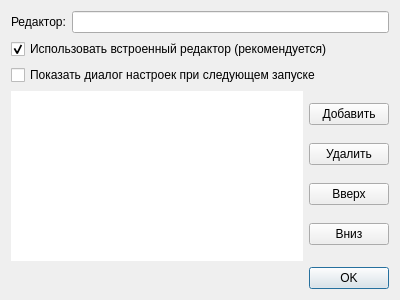
idec-net/cutiefeed, file qtgui-files/clientconfig.ui: the form before one commit.
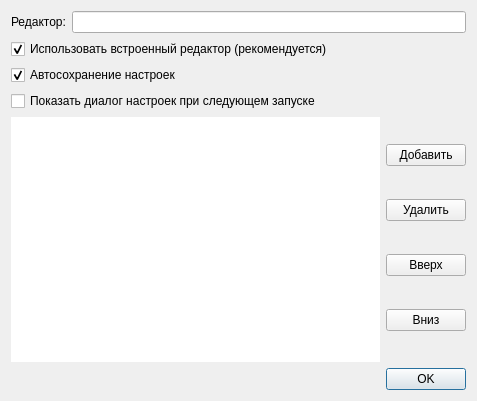
The form after the commit.

Diff of the .ui file:
```diff
--- a/qtgui-files/clientconfig.ui
+++ b/qtgui-files/clientconfig.ui
@@ -9,8 +9,8 @@
    <rect>
     <x>0</x>
     <y>0</y>
-    <width>400</width>
-    <height>300</height>
+    <width>477</width>
+    <height>401</height>
    </rect>
   </property>
   <property name="windowTitle">
@@ -61,6 +61,16 @@
      </property>
     </widget>
    </item>
+   <item>
+    <widget class="QCheckBox" name="checkBox_3">
+     <property name="text">
+      <string>Автосохранение настроек</string>
+     </property>
+     <property name="checked">
+      <bool>true</bool>
+     </property>
+    </widget>
+   </item>
    <item>
     <widget class="QCheckBox" name="checkBox_2">
      <property name="text">
```
